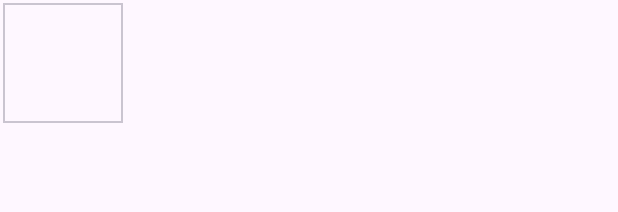
After one commit to dosSantos-Paulo/g-test, an Android app: the layout view_touch_screen_test_item.xml on its own in the app's theme, with its tools: preview values and no code run, on a phone screen of 412 x 824 dp. The commit adds this screen. Shown: the top 212 px of the screen. Run offline under Robolectric (Android 15) with nearby library versions, the phone set to English and light mode, and no system bars.

Commit message:
new-feature: create recycler view on touch screen tester

```diff
--- /dev/null
+++ b/app/src/main/res/layout/view_touch_screen_test_item.xml
@@ -0,0 +1,9 @@
+<?xml version="1.0" encoding="utf-8"?>
+<com.google.android.material.card.MaterialCardView xmlns:android="http://schemas.android.com/apk/res/android"
+    android:layout_width="@dimen/touch_screen_card_tester_default_size"
+    xmlns:app="http://schemas.android.com/apk/res-auto"
+    app:cardCornerRadius="@dimen/spacing_none"
+    android:layout_margin="@dimen/spacing_xxsmall"
+    android:layout_height="@dimen/touch_screen_card_tester_default_size">
+
+</com.google.android.material.card.MaterialCardView>
--- a/app/src/main/res/values/dimens.xml
+++ b/app/src/main/res/values/dimens.xml
@@ -1,4 +1,10 @@
 <?xml version="1.0" encoding="utf-8"?>
 <resources>
+    <!--    Default Values      -->
     <dimen name="default_padding">16dp</dimen>
+    <dimen name="touch_screen_card_tester_default_size">80dp</dimen>
+
+    <!--    Default Spacing     -->
+    <dimen name="spacing_none">0dp</dimen>
+    <dimen name="spacing_xxsmall">2dp</dimen>
 </resources>
```
Also changed, not shown: app/src/main/res/layout/activity_touch_screen_test.xml (+11 -2 lines).
